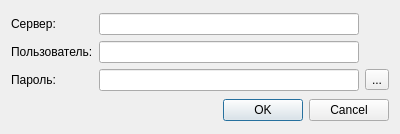
First picture: the form in certmanager/CertManager/dialogconnection.ui, repository arcirk/ws_solution, before the edit.
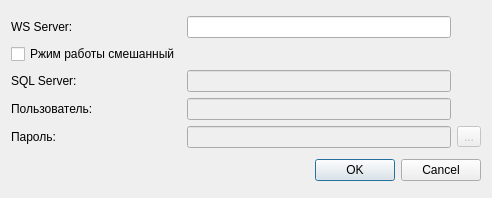
Second picture: the form after the edit. Icons and pictures are not drawn.

```diff
--- a/certmanager/CertManager/dialogconnection.ui
+++ b/certmanager/CertManager/dialogconnection.ui
@@ -6,8 +6,8 @@
    <rect>
     <x>0</x>
     <y>0</y>
-    <width>400</width>
-    <height>134</height>
+    <width>492</width>
+    <height>198</height>
    </rect>
   </property>
   <property name="windowTitle">
@@ -16,42 +16,59 @@
   <layout class="QGridLayout" name="gridLayout_2">
    <item row="0" column="0">
     <layout class="QGridLayout" name="gridLayout">
+     <item row="3" column="1">
+      <widget class="QLineEdit" name="lineUser">
+       <property name="enabled">
+        <bool>false</bool>
+       </property>
+      </widget>
+     </item>
      <item row="0" column="1">
-      <widget class="QLineEdit" name="lineServer"/>
+      <widget class="QLineEdit" name="lineWsServer"/>
      </item>
      <item row="1" column="0">
-      <widget class="QLabel" name="label_2">
+      <widget class="QCheckBox" name="checkMode">
        <property name="text">
-        <string>Пользователь:</string>
+        <string>Ржим работы смешанный</string>
        </property>
       </widget>
      </item>
-     <item row="1" column="1">
-      <widget class="QLineEdit" name="lineUser"/>
-     </item>
-     <item row="2" column="0">
+     <item row="4" column="0">
       <widget class="QLabel" name="label_3">
        <property name="text">
         <string>Пароль:</string>
        </property>
       </widget>
      </item>
-     <item row="2" column="1">
+     <item row="0" column="0">
+      <widget class="QLabel" name="label_4">
+       <property name="text">
+        <string>WS Server:</string>
+       </property>
+      </widget>
+     </item>
+     <item row="4" column="1">
       <widget class="QLineEdit" name="linePwd">
+       <property name="enabled">
+        <bool>false</bool>
+       </property>
        <property name="echoMode">
         <enum>QLineEdit::Password</enum>
        </property>
       </widget>
      </item>
-     <item row="0" column="0">
-      <widget class="QLabel" name="label">
+     <item row="3" column="0">
+      <widget class="QLabel" name="label_2">
        <property name="text">
-        <string>Сервер:</string>
+        <string>Пользователь:</string>
        </property>
       </widget>
      </item>
-     <item row="2" column="2">
+     <item row="4" column="2">
       <widget class="QToolButton" name="btnViewPwd">
+       <property name="enabled">
+        <bool>false</bool>
+       </property>
        <property name="text">
         <string>...</string>
        </property>
@@ -64,6 +81,20 @@
        </property>
       </widget>
      </item>
+     <item row="2" column="0">
+      <widget class="QLabel" name="label">
+       <property name="text">
+        <string>SQL Server:</string>
+       </property>
+      </widget>
+     </item>
+     <item row="2" column="1">
+      <widget class="QLineEdit" name="lineServer">
+       <property name="enabled">
+        <bool>false</bool>
+       </property>
+      </widget>
+     </item>
     </layout>
    </item>
    <item row="1" column="0">
```
